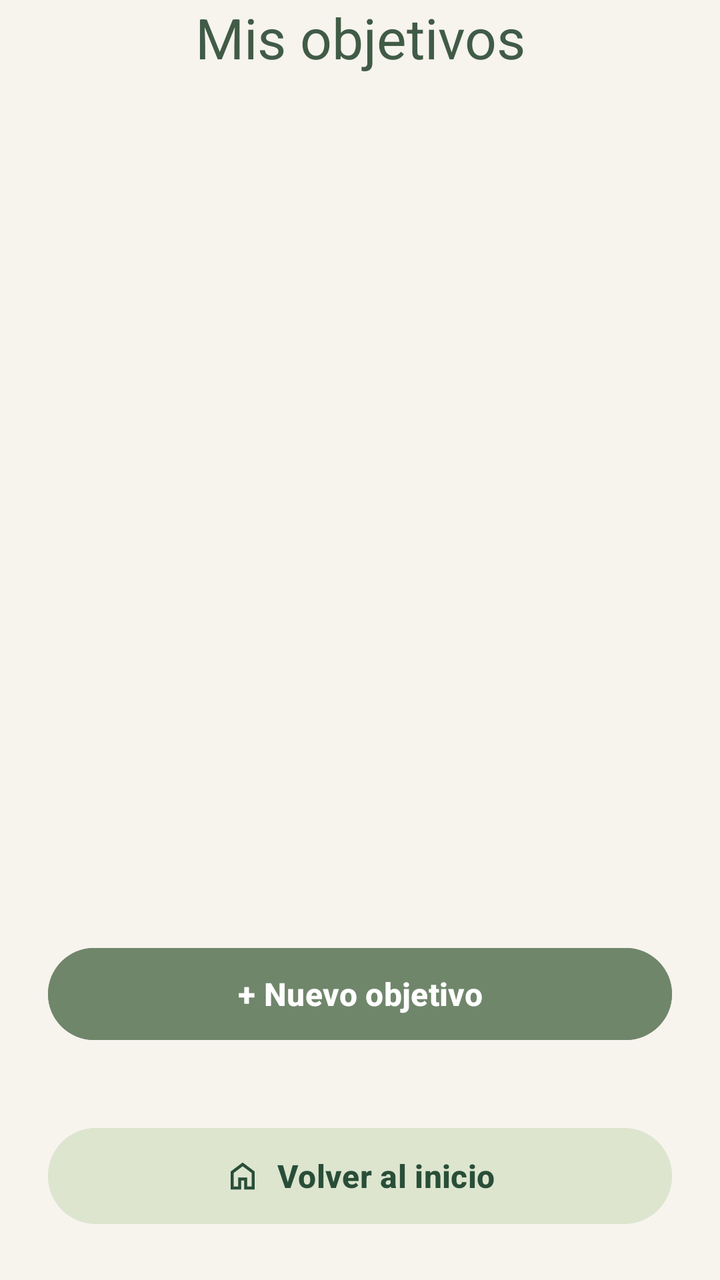
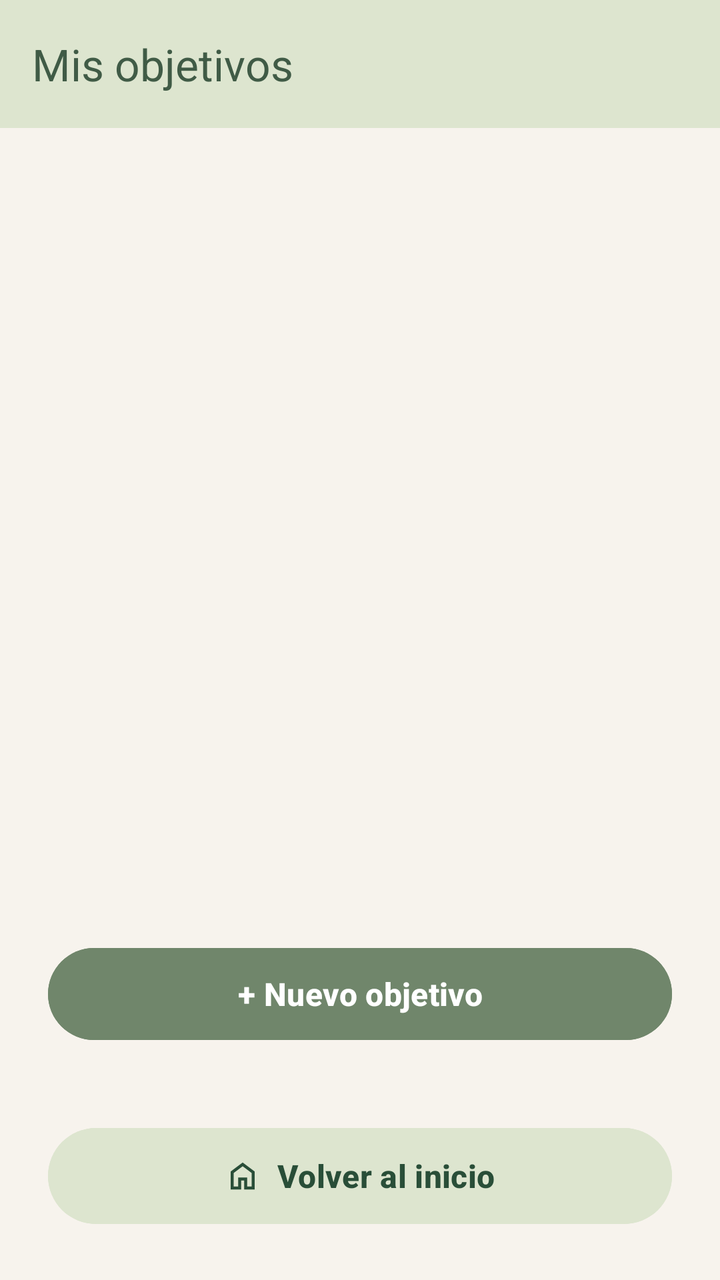

Screens rendered from an Android XML layout before and after an edit, with the pre-edit source and the edit as a unified diff.
<!-- AndroidManifest.xml: application theme Theme.MiImpulso -->
<!-- res/layout/activity_objetivos.xml -->
<?xml version="1.0" encoding="utf-8"?>
<LinearLayout xmlns:android="http://schemas.android.com/apk/res/android"
    xmlns:app="http://schemas.android.com/apk/res-auto"
    android:id="@+id/main"
    android:layout_width="match_parent"
    android:layout_height="match_parent"
    android:orientation="vertical"
    android:gravity="center"
    android:background="@color/impulso_fondo">

    <TextView
        android:id="@+id/txtCategoria"
        android:layout_width="match_parent"
        android:layout_height="wrap_content"
        android:text="Mis objetivos"
        android:textSize="28dp"
        android:textColor="@color/impulso_verde"
        android:gravity="center"/>

   

    <androidx.recyclerview.widget.RecyclerView
        android:id="@+id/recyclerObjetivos"
        android:layout_width="match_parent"
        android:layout_height="0dp"
        android:layout_weight="1"
        android:layout_marginTop="20dp"
        android:clipToPadding="false"
        android:padding="8dp"/>

    <Button
        android:id="@+id/btnNuevoObjetivo"
        android:layout_width="match_parent"
        android:layout_height="54dp"
        android:layout_marginStart="24dp"
        android:layout_marginEnd="24dp"
        android:textAllCaps="false"
        android:textSize="16dp"
        android:textStyle="bold"
        android:text="+ Nuevo objetivo"
        android:textColor="@color/impulso_blanco"
        android:backgroundTint="@color/impulso_estudios"
        android:layout_marginTop="12dp"
        android:layout_marginBottom="12dp"/>

    <com.google.android.material.button.MaterialButton
        android:id="@+id/btnVolver"
        android:layout_width="match_parent"
        android:layout_height="56dp"
        android:layout_marginStart="24dp"
        android:layout_marginEnd="24dp"
        android:textAllCaps="false"
        android:textSize="16dp"
        android:textStyle="bold"
        android:text="Volver al inicio"
        android:textColor="@color/impulso_texto_estudios"
        android:backgroundTint="@color/impulso_icono_estudios"
        android:layout_marginTop="24dp"
        android:layout_marginBottom="24dp"
        app:icon="@drawable/ic_home"
        app:iconTint="@color/impulso_texto_estudios"
        app:iconPadding="8dp"
        app:iconGravity="textStart"/>

</LinearLayout>
<!-- resources referenced by this layout -->
<resources>
  <color name="impulso_blanco">#FFFFFFFF</color>
  <color name="impulso_estudios">#70866B</color>
  <color name="impulso_fondo">#F7F3ED</color>
  <color name="impulso_icono_estudios">#DDE5CF</color>
  <color name="impulso_texto_estudios">#294E38</color>
  <color name="impulso_verde">#405B46</color>
  <!-- drawable ic_home (drawable) -->
  <vector xmlns:android="http://schemas.android.com/apk/res/android" android:height="24dp" android:tint="#000000" android:viewportHeight="960" android:viewportWidth="960" android:width="24dp">
        
      <path android:fillColor="@android:color/white" android:pathData="M240,760L360,760L360,520L600,520L600,760L720,760L720,400L480,220L240,400L240,760ZM160,840L160,360L480,120L800,360L800,840L520,840L520,600L440,600L440,840L160,840ZM480,490L480,490L480,490L480,490L480,490L480,490L480,490L480,490L480,490Z"/>
      
  </vector>
  <style name="Theme.MiImpulso" parent="Base.Theme.MiImpulso" />
  <style name="Base.Theme.MiImpulso" parent="Theme.Material3.DayNight.NoActionBar">
          
          
      </style>
</resources>

<!-- the commit's change to res/layout/activity_objetivos.xml (unified diff, before → after) -->
@@ -8,14 +8,15 @@
     android:gravity="center"
     android:background="@color/impulso_fondo">
 
-    <TextView
-        android:id="@+id/txtCategoria"
+    <com.google.android.material.appbar.MaterialToolbar
+        android:id="@+id/tooldbarObjetivos"
         android:layout_width="match_parent"
-        android:layout_height="wrap_content"
-        android:text="Mis objetivos"
-        android:textSize="28dp"
-        android:textColor="@color/impulso_verde"
-        android:gravity="center"/>
+        android:layout_height="?attr/actionBarSize"
+        android:background="@color/impulso_icono_estudios"
+        app:title="Mis objetivos"
+        app:titleTextColor="@color/impulso_verde"/>
+
+
 
    
 
